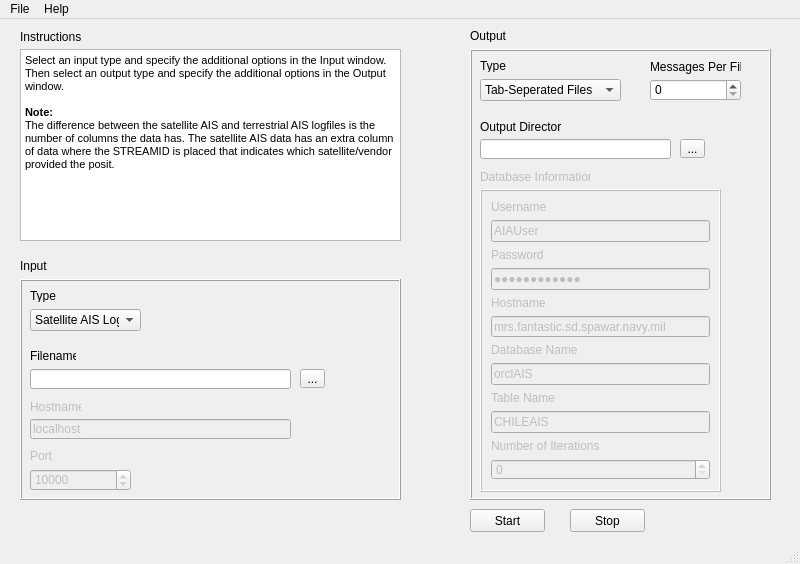
First picture: the form in src/apps/AisParserApp/aisparsermainwindow.ui, repository ICODE-MDA/AisParser, before the edit.
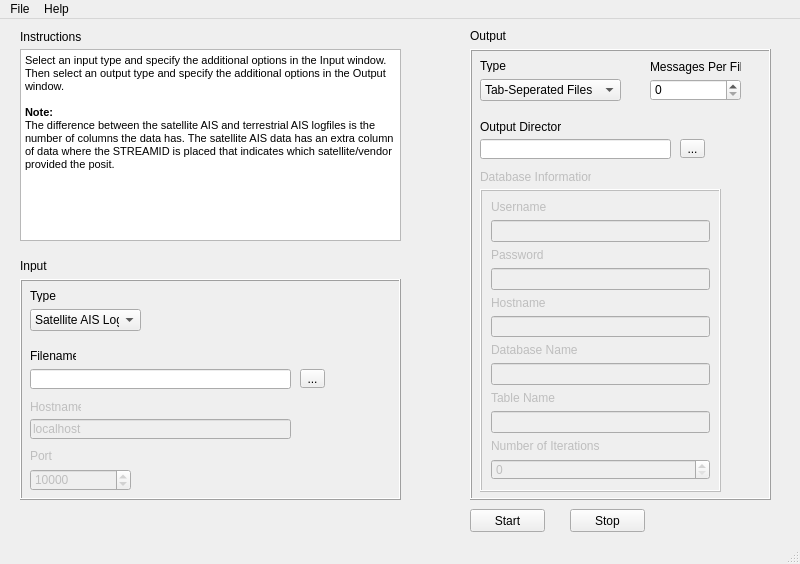
Second picture: the form after the edit.

The edit to the form file:
```diff
--- a/src/apps/AisParserApp/aisparsermainwindow.ui
+++ b/src/apps/AisParserApp/aisparsermainwindow.ui
@@ -347,7 +347,7 @@
       <item>
        <widget class="QLineEdit" name="usernameLineEdit">
         <property name="text">
-         <string>AIAUser</string>
+         <string/>
         </property>
        </widget>
       </item>
@@ -361,7 +361,7 @@
       <item>
        <widget class="QLineEdit" name="passwordLineEdit">
         <property name="text">
-         <string>H3lloG00dby3</string>
+         <string/>
         </property>
         <property name="echoMode">
          <enum>QLineEdit::Password</enum>
@@ -378,7 +378,7 @@
       <item>
        <widget class="QLineEdit" name="hostnameLineEdit">
         <property name="text">
-         <string>mrs.fantastic.sd.spawar.navy.mil</string>
+         <string/>
         </property>
        </widget>
       </item>
@@ -392,7 +392,7 @@
       <item>
        <widget class="QLineEdit" name="databaseNameLineEdit">
         <property name="text">
-         <string>orclAIS</string>
+         <string/>
         </property>
        </widget>
       </item>
@@ -406,7 +406,7 @@
       <item>
        <widget class="QLineEdit" name="tableNameLineEdit">
         <property name="text">
-         <string>CHILEAIS</string>
+         <string/>
         </property>
        </widget>
       </item>
```
